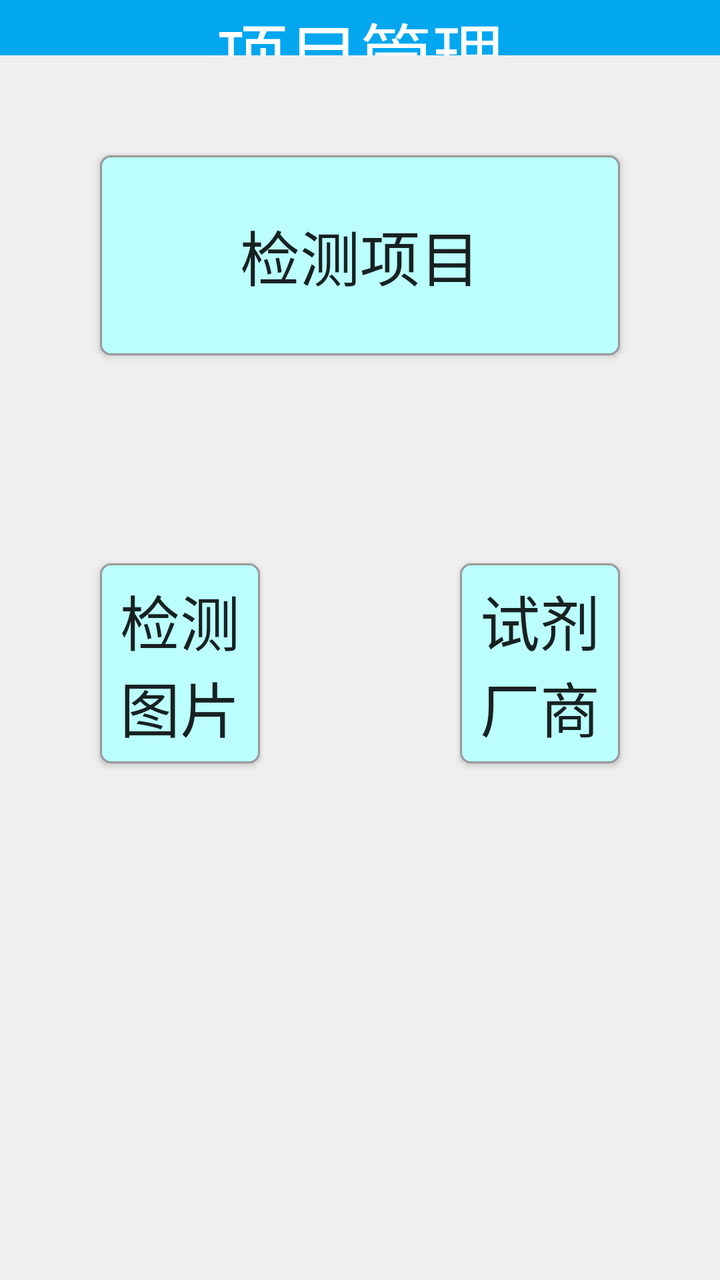
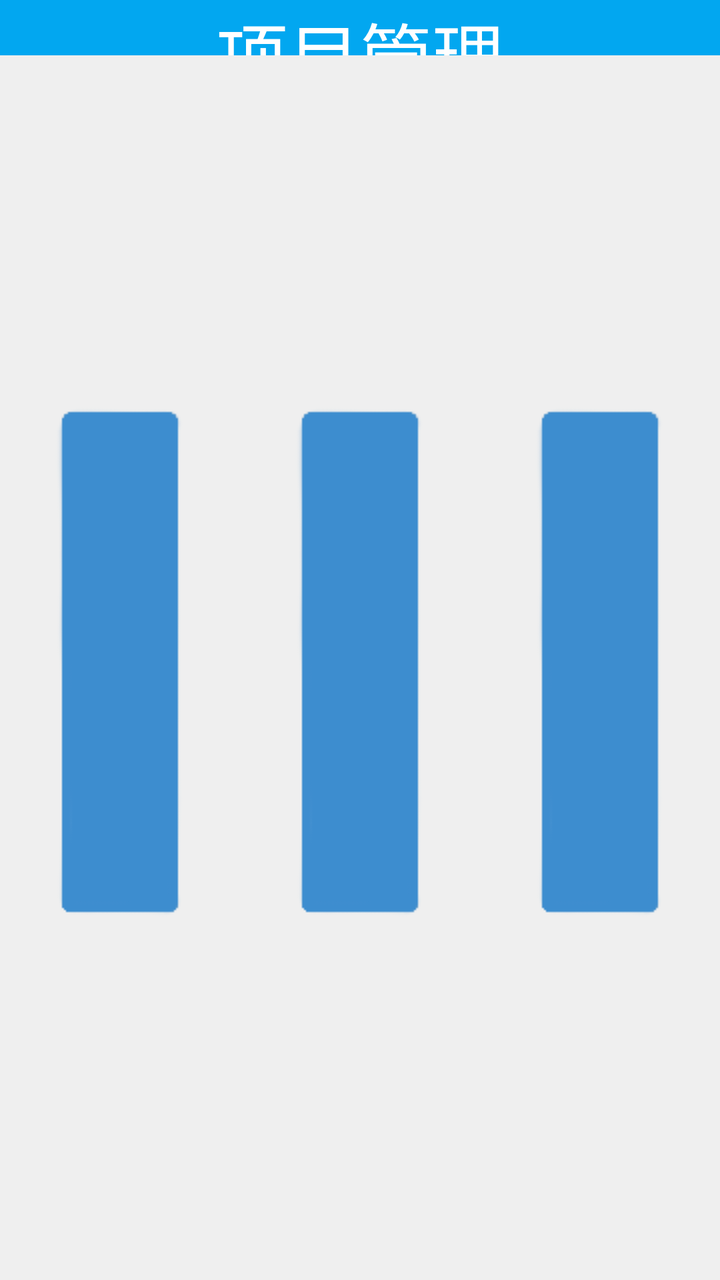

Two renders of the same Android screen: before a commit and after it. Below are the layout's source before the change and the commit's diff.
<!-- AndroidManifest.xml: application theme AppTheme -->
<!-- res/layout/activity_project_manager_main.xml -->
<?xml version="1.0" encoding="utf-8"?>
<androidx.constraintlayout.widget.ConstraintLayout xmlns:android="http://schemas.android.com/apk/res/android"
    xmlns:app="http://schemas.android.com/apk/res-auto"
    android:layout_width="match_parent"
    android:layout_height="match_parent"
    android:background="@color/BACK_GROUND_COLOR">

    <TextView
        android:id="@+id/tv_title"
        android:layout_width="match_parent"
        android:layout_height="0dp"
        android:layout_weight="1"
        android:background="@color/THEME_COLOR"
        android:gravity="center"
        android:text="项目管理"
        android:textColor="@color/white"
        android:textSize="36sp"
        app:layout_constraintDimensionRatio="h,13:1"
        app:layout_constraintTop_toTopOf="parent" />

    <LinearLayout
        android:layout_width="match_parent"
        android:layout_height="0dp"
        android:orientation="vertical"
        app:layout_constraintBottom_toBottomOf="parent"
        app:layout_constraintTop_toBottomOf="@+id/tv_title">

        <LinearLayout
            android:layout_width="match_parent"
            android:layout_height="0dp"
            android:layout_weight="1"
            android:orientation="horizontal">

            <Button
                android:id="@+id/activity_project_manager_btn_checkunit"
                style="@style/project_manager_button_style"
                android:layout_margin="50dp"
                android:text="检测单位"
                android:visibility="gone" />

            <Button
                android:id="@+id/activity_project_manager_btn_checker"
                style="@style/project_manager_button_style"
                android:layout_margin="50dp"
                android:layout_marginLeft="30dp"
                android:text="检验员"
                android:visibility="gone" />

            <Button
                android:id="@+id/activity_project_manager_btn_project"
                style="@style/project_manager_button_style"
                android:layout_margin="50dp"
                android:text="检测项目" />

        </LinearLayout>

        <LinearLayout
            android:layout_width="match_parent"
            android:layout_height="0dp"
            android:layout_weight="1"
            android:orientation="horizontal">

            <Button
                android:id="@+id/activity_project_manager_btn_reagentcompany"
                style="@style/project_manager_button_style"
                android:layout_margin="50dp"
                android:layout_marginLeft="30dp"
                android:text="试剂厂商"
                android:visibility="gone" />

            <Button
                android:id="@+id/activity_project_manager_btn_checkpicture"
                style="@style/project_manager_button_style"
                android:layout_margin="50dp"
                android:text="检测图片" />

            <Button
                android:id="@+id/activity_project_manager_btn_cardcompany"
                style="@style/project_manager_button_style"
                android:layout_margin="50dp"
                android:layout_marginLeft="30dp"
                android:text="试剂厂商"
                android:visibility="visible" />

            <Button
                android:id="@+id/activity_project_manager_btn_sampletype"
                style="@style/project_manager_button_style"
                android:layout_margin="50dp"
                android:text="样品类型"
                android:visibility="gone" />

        </LinearLayout>

        <LinearLayout
            android:layout_width="match_parent"
            android:layout_height="0dp"
            android:layout_weight="1"
            android:orientation="horizontal">

            <Button
                android:id="@+id/activity_project_manager_btn_samplename"
                style="@style/project_manager_button_style"
                android:layout_margin="50dp"
                android:text="样品名称"
                android:visibility="gone" />

            <Button
                android:id="@+id/activity_project_manager_btn_sampleunit"
                style="@style/project_manager_button_style"
                android:layout_margin="50dp"
                android:text="商品来源"
                android:visibility="gone" />

        </LinearLayout>


    </LinearLayout>

</androidx.constraintlayout.widget.ConstraintLayout>
<!-- resources referenced by this layout -->
<resources>
  <color name="BACK_GROUND_COLOR">#efefef</color>
  <color name="THEME_COLOR">#02A7F0</color>
  <color name="white">#ffffff</color>
  <style name="project_manager_button_style">
          <item name="android:layout_width">0dp</item>
          <item name="android:layout_height">100dp</item>
          <item name="android:layout_weight">1.0</item>
          <item name="android:background">@drawable/main_change_btu_shape</item>
          <item name="android:textSize">30sp</item>
      </style>
  <style name="AppTheme" parent="Theme.AppCompat.Light.DarkActionBar">
          
          <item name="android:windowNoTitle">true</item>
          <item name="android:windowFullscreen">true</item>
      </style>
  <!-- drawable main_change_btu_shape (drawable) -->
  <?xml version="1.0" encoding="utf-8"?>
  <shape xmlns:android="http://schemas.android.com/apk/res/android" >
  
      <corners android:radius="5dp" />
  
      <solid android:color="#bbffff" />
  
      <stroke
          android:width="1dp"
          android:color="#999999" />
  
  </shape>
</resources>

<!-- the commit's change to res/layout/activity_project_manager_main.xml (unified diff, before → after) -->
@@ -27,8 +27,8 @@
 
         <LinearLayout
             android:layout_width="match_parent"
-            android:layout_height="0dp"
-            android:layout_weight="1"
+            android:layout_height="match_parent"
+            android:gravity="center"
             android:orientation="horizontal">
 
             <Button
@@ -48,10 +48,22 @@
 
             <Button
                 android:id="@+id/activity_project_manager_btn_project"
-                style="@style/project_manager_button_style"
-                android:layout_margin="50dp"
+                style="@style/BtnBottom"
+                android:padding="50dp"
                 android:text="检测项目" />
 
+            <Button
+                android:id="@+id/activity_project_manager_btn_checkpicture"
+                style="@style/BtnBottom"
+                android:padding="50dp"
+                android:text="检测图片" />
+
+            <Button
+                android:id="@+id/activity_project_manager_btn_cardcompany"
+                style="@style/BtnBottom"
+                android:padding="50dp"
+                android:text="试剂厂商"
+                android:visibility="visible" />
         </LinearLayout>
 
         <LinearLayout
@@ -68,19 +80,6 @@
                 android:text="试剂厂商"
                 android:visibility="gone" />
 
-            <Button
-                android:id="@+id/activity_project_manager_btn_checkpicture"
-                style="@style/project_manager_button_style"
-                android:layout_margin="50dp"
-                android:text="检测图片" />
-
-            <Button
-                android:id="@+id/activity_project_manager_btn_cardcompany"
-                style="@style/project_manager_button_style"
-                android:layout_margin="50dp"
-                android:layout_marginLeft="30dp"
-                android:text="试剂厂商"
-                android:visibility="visible" />
 
             <Button
                 android:id="@+id/activity_project_manager_btn_sampletype"
@@ -96,6 +95,7 @@
             android:layout_height="0dp"
             android:layout_weight="1"
             android:orientation="horizontal">
+
 
             <Button
                 android:id="@+id/activity_project_manager_btn_samplename"
<!-- resource entries referenced after the edit -->
@@ -3,6 +3,17 @@
   <color name="BACK_GROUND_COLOR">#efefef</color>
   <color name="THEME_COLOR">#02A7F0</color>
   <color name="white">#ffffff</color>
+  <style name="BtnBottom" parent="android:Widget.Material.Light.Button.Borderless.Small">
+          
+          <item name="android:textSize">28sp</item>
+          <item name="android:textColor">@android:color/white</item>
+          <item name="android:background">@drawable/btn_default1</item>
+          <item name="android:layout_width">0dp</item>
+          <item name="android:layout_marginRight">25dp</item>
+          <item name="android:layout_marginLeft">25dp</item>
+          <item name="android:layout_height">wrap_content</item>
+          <item name="android:layout_weight">1</item>
+      </style>
   <style name="project_manager_button_style">
           <item name="android:layout_width">0dp</item>
           <item name="android:layout_height">100dp</item>
@@ -15,6 +26,13 @@
           <item name="android:windowNoTitle">true</item>
           <item name="android:windowFullscreen">true</item>
       </style>
+  <!-- drawable btn_default1 (drawable) -->
+  <?xml version="1.0" encoding="utf-8"?>
+  <selector xmlns:android="http://schemas.android.com/apk/res/android">
+      <item android:state_pressed="true" android:drawable="@drawable/btn_blue_selected1"></item>
+      <item android:state_pressed="false" android:drawable="@drawable/btn_blue_normal1"></item>
+      <item android:drawable="@drawable/btn_blue_normal1"></item>
+  </selector>
   <!-- drawable main_change_btu_shape (drawable) -->
   <?xml version="1.0" encoding="utf-8"?>
   <shape xmlns:android="http://schemas.android.com/apk/res/android" >
@@ -28,5 +46,7 @@
           android:color="#999999" />
   
   </shape>
+  <!-- drawable btn_blue_selected1: png bitmap (drawable, 444 bytes) -->
+  <!-- drawable btn_blue_normal1: png bitmap (drawable, 832 bytes) -->
 </resources>
 
